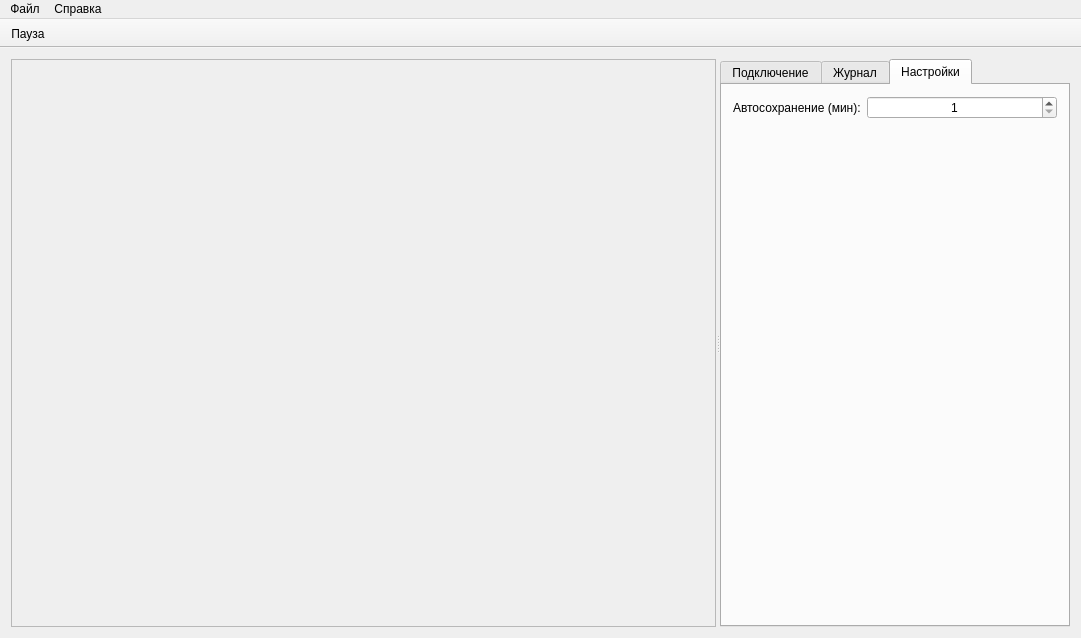
Old version of the form Source/window.ui in the repository Grandbrain/Ultrasonic.
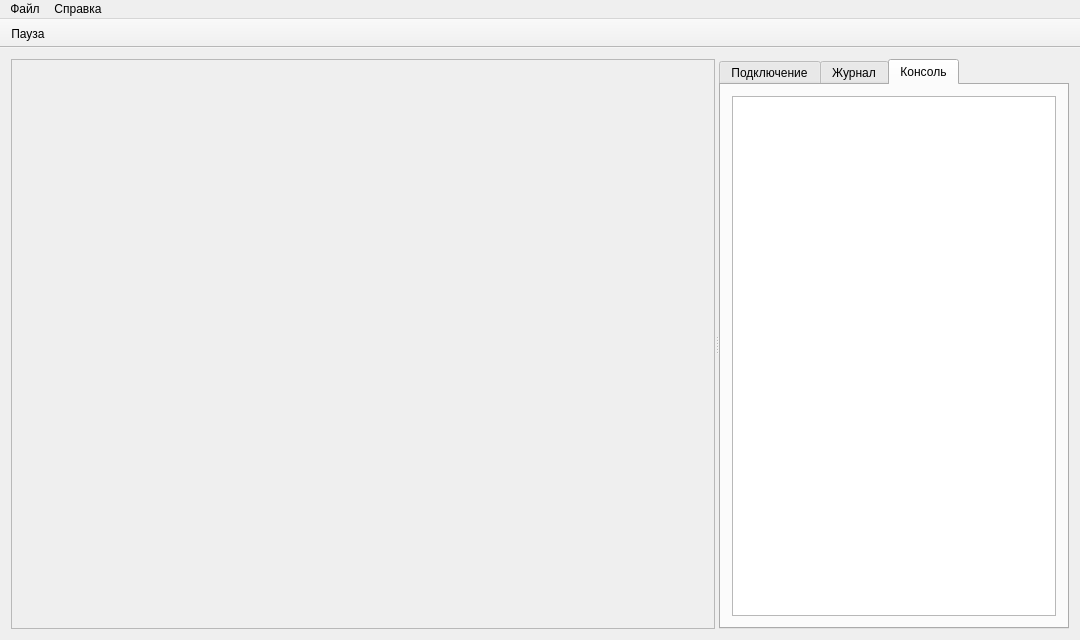
New version of the form. The open tabs and pages were chosen to show the change. Icons and pictures are not drawn. Custom widgets are drawn as their Qt base class.

```diff
--- a/Source/window.ui
+++ b/Source/window.ui
@@ -6,8 +6,8 @@
    <rect>
     <x>0</x>
     <y>0</y>
-    <width>1081</width>
-    <height>638</height>
+    <width>1080</width>
+    <height>640</height>
    </rect>
   </property>
   <property name="windowTitle">
@@ -241,32 +241,11 @@
        </widget>
        <widget class="QWidget" name="tabSettings">
         <attribute name="title">
-         <string>Настройки</string>
+         <string>Консоль</string>
         </attribute>
         <layout class="QGridLayout" name="layoutTabSettings">
          <item row="0" column="0">
-          <layout class="QFormLayout" name="layoutForm">
-           <item row="0" column="0">
-            <widget class="QLabel" name="labelAutosave">
-             <property name="text">
-              <string>Автосохранение (мин):</string>
-             </property>
-            </widget>
-           </item>
-           <item row="0" column="1">
-            <widget class="QSpinBox" name="spinAutosave">
-             <property name="alignment">
-              <set>Qt::AlignCenter</set>
-             </property>
-             <property name="minimum">
-              <number>1</number>
-             </property>
-             <property name="maximum">
-              <number>5</number>
-             </property>
-            </widget>
-           </item>
-          </layout>
+          <widget class="QPlainTextEdit" name="textConsole"/>
          </item>
         </layout>
        </widget>
@@ -280,7 +259,7 @@
     <rect>
      <x>0</x>
      <y>0</y>
-     <width>1081</width>
+     <width>1080</width>
      <height>21</height>
     </rect>
    </property>
```
Left out of the diff: 14 changed lines with no effect on the pictures.
